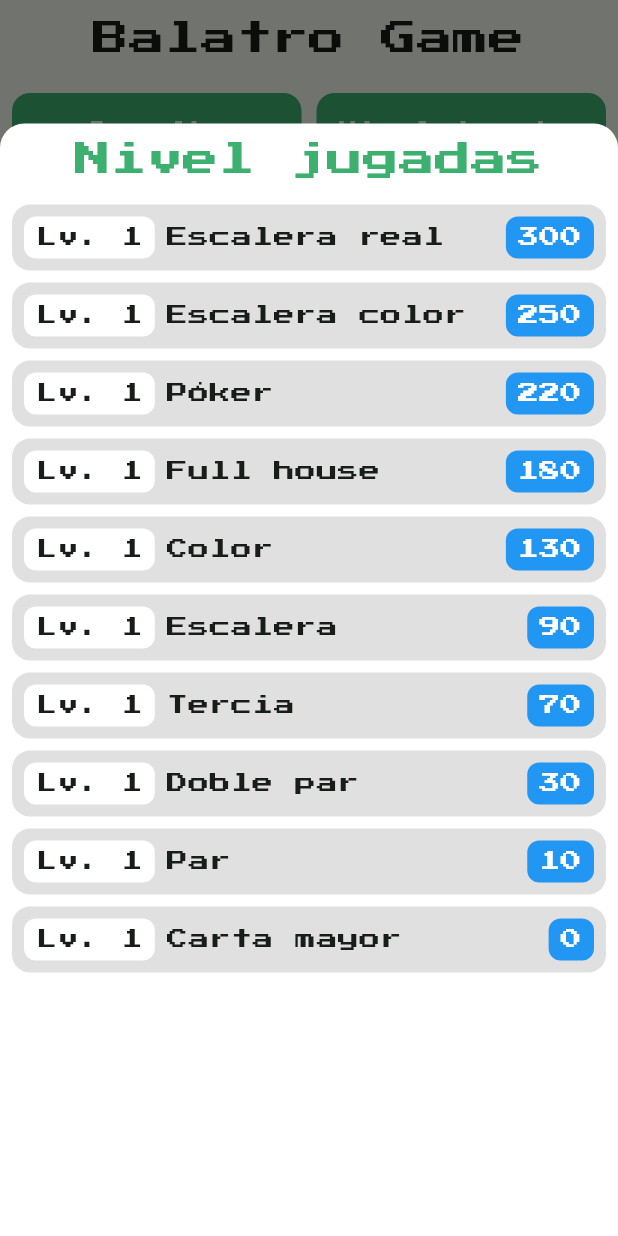
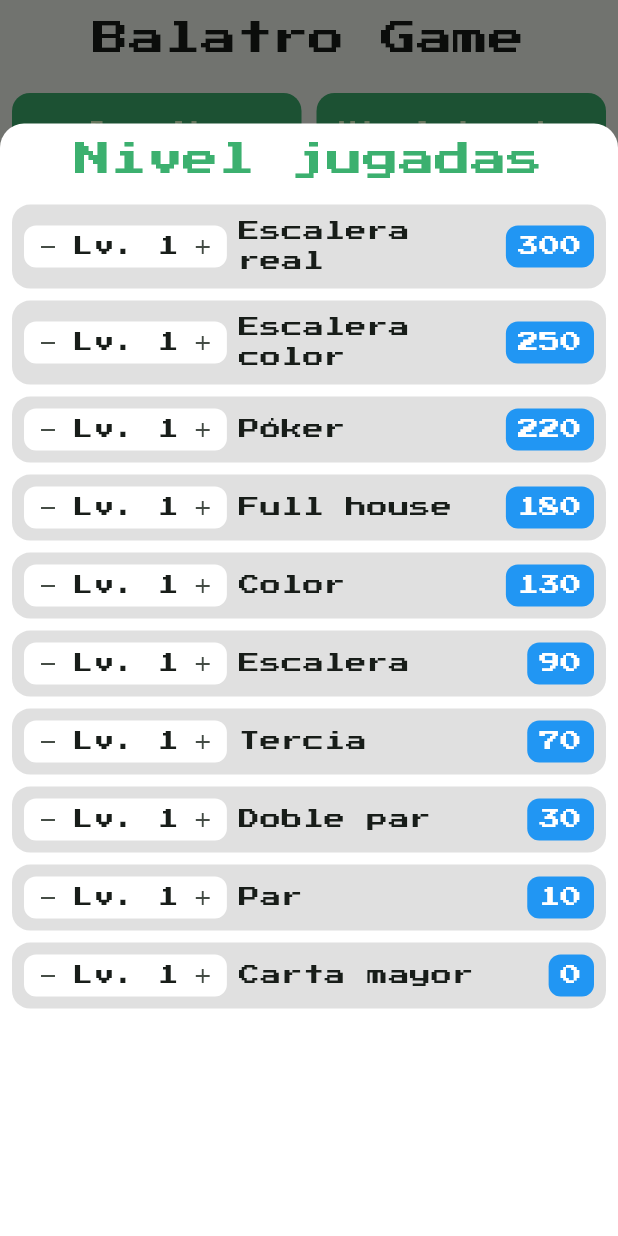
Before and after one commit to Juanca0312/balatro_calculator, a Flutter app: the screen it shows after launch, after a tap on "Nivel jugadas", on a phone screen of 412 x 824 dp. Run offline on Flutter 3.47's test engine with Material 3 defaults, Android fonts, the phone set to English and light mode, and no system bars; our stand-ins replace equatable, flutter_bloc.

Commit message:
feat: implement LevelControl widget and integrate level update functionality in HandTile

```diff
--- a/lib/features/calculator/presentation/cubits/hand/hand_cubit.dart
+++ b/lib/features/calculator/presentation/cubits/hand/hand_cubit.dart
@@ -12,4 +12,15 @@
           currentScores: {},
         ),
       );
+
+  void updateLevel(HandType handType, int delta) {
+    final currentLevel = state.activeLevels[handType] ?? 1;
+
+    final newLevel = (currentLevel + delta).clamp(1, 3);
+
+    final updatedLevels = Map<HandType, int>.from(state.activeLevels)
+      ..[handType] = newLevel;
+
+    emit(state.copyWith(activeLevels: updatedLevels));
+  }
 }
--- a/lib/features/calculator/presentation/widgets/hand_tile.dart
+++ b/lib/features/calculator/presentation/widgets/hand_tile.dart
@@ -1,6 +1,7 @@
 import 'package:balatro_calculator/core/enums/hand_type.dart';
 import 'package:balatro_calculator/core/utils/constants.dart';
 import 'package:balatro_calculator/features/calculator/presentation/cubits/hand/hand_cubit.dart';
+import 'package:balatro_calculator/features/calculator/presentation/widgets/level_control.dart';
 import 'package:flutter/material.dart';
 import 'package:flutter_bloc/flutter_bloc.dart';
 
@@ -35,13 +36,15 @@
         ),
         child: Row(
           children: [
-            Container(
-              padding: const EdgeInsets.symmetric(horizontal: 8, vertical: 4),
-              decoration: BoxDecoration(
-                color: Colors.white,
-                borderRadius: BorderRadius.circular(8),
-              ),
-              child: Text('Lv. $level', style: textTheme.bodyMedium),
+            LevelControl(
+              level: level,
+              onIncrement: () {
+                context.read<HandCubit>().updateLevel(handType, 1);
+              },
+              onDecrement: () {
+                context.read<HandCubit>().updateLevel(handType, -1);
+              },
+              textStyle: textTheme.bodyMedium,
             ),
             const SizedBox(width: 8),
             Expanded(child: Text(handType.title, style: textTheme.bodyMedium)),
--- /dev/null
+++ b/lib/features/calculator/presentation/widgets/level_control.dart
@@ -0,0 +1,53 @@
+import 'package:flutter/material.dart';
+
+class LevelControl extends StatelessWidget {
+  const LevelControl({
+    super.key,
+    required this.level,
+    required this.onIncrement,
+    required this.onDecrement,
+    this.textStyle,
+  });
+  final int level;
+  final VoidCallback onIncrement;
+  final VoidCallback onDecrement;
+  final TextStyle? textStyle;
+
+  @override
+  Widget build(BuildContext context) => Container(
+    padding: const EdgeInsets.symmetric(horizontal: 4, vertical: 2),
+    decoration: BoxDecoration(
+      color: Colors.white,
+      borderRadius: BorderRadius.circular(8),
+    ),
+    child: Row(
+      mainAxisSize: MainAxisSize.min,
+      children: [
+        _LevelButton(icon: Icons.remove, onPressed: onDecrement),
+        Padding(
+          padding: const EdgeInsets.symmetric(horizontal: 4),
+          child: Text('Lv. $level', style: textStyle),
+        ),
+        _LevelButton(icon: Icons.add, onPressed: onIncrement),
+      ],
+    ),
+  );
+}
+
+class _LevelButton extends StatelessWidget {
+  const _LevelButton({required this.icon, required this.onPressed});
+  final IconData icon;
+  final VoidCallback onPressed;
+
+  @override
+  Widget build(BuildContext context) => SizedBox(
+    width: 24,
+    height: 24,
+    child: IconButton(
+      padding: EdgeInsets.zero,
+      iconSize: 16,
+      icon: Icon(icon),
+      onPressed: onPressed,
+    ),
+  );
+}
```
